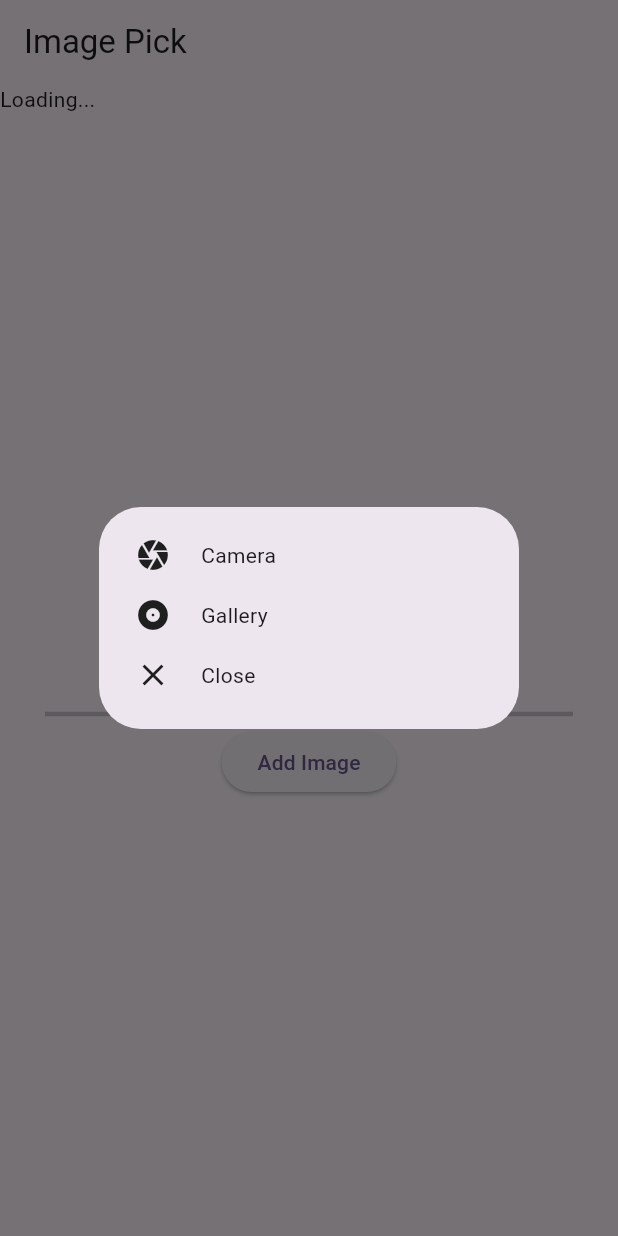
After one commit to 1613-kg/firsttask, a Flutter app: the screen it shows after launch, after a tap on "Add Image", on a phone screen of 412 x 824 dp. The commit adds this screen. Run offline on Flutter 3.47's test engine with Material 2 defaults, Android fonts, the phone set to English and light mode, and no system bars; our stand-ins replace fluttertoast, image_picker.

Commit message:
imagePicker

```diff
--- /dev/null
+++ b/lib/Day2/ImagePicker/screens/image_home_screen.dart
@@ -0,0 +1,112 @@
+import 'dart:io';
+
+import 'package:flutter/material.dart';
+import 'package:image_picker/image_picker.dart';
+
+class imagePick extends StatefulWidget {
+  imagePick({super.key});
+
+  @override
+  State<imagePick> createState() => _imagePickState();
+}
+
+class _imagePickState extends State<imagePick> {
+  File? img;
+  void pickImage(ImageSource src, BuildContext context) async {
+    final image = await ImagePicker().pickImage(source: src);
+    if (image != null) {
+      setState(() {
+        img = File(image.path);
+      });
+    }
+  }
+
+  showDialogOpt(BuildContext context) {
+    return showDialog(
+        context: context,
+        builder: (context) => SimpleDialog(
+              children: [
+                SimpleDialogOption(
+                  onPressed: () {
+                    pickImage(ImageSource.camera, context);
+                    Navigator.pop(context);
+                  },
+                  child: Row(
+                    children: [
+                      Icon(Icons.camera),
+                      SizedBox(
+                        width: 20,
+                      ),
+                      Text("Camera"),
+                    ],
+                  ),
+                ),
+                SimpleDialogOption(
+                  onPressed: () {
+                    pickImage(ImageSource.gallery, context);
+                    Navigator.pop(context);
+                  },
+                  child: Row(
+                    children: [
+                      Icon(Icons.album),
+                      SizedBox(
+                        width: 20,
+                      ),
+                      Text("Gallery"),
+                    ],
+                  ),
+                ),
+                SimpleDialogOption(
+                  onPressed: () {
+                    Navigator.pop(context);
+                  },
+                  child: Row(
+                    children: [
+                      Icon(Icons.close),
+                      SizedBox(
+                        width: 20,
+                      ),
+                      Text("Close"),
+                    ],
+                  ),
+                )
+              ],
+            ));
+  }
+
+  @override
+  Widget build(BuildContext context) {
+    return Scaffold(
+      appBar: AppBar(
+        title: Text("Image Pick"),
+      ),
+      body: Center(
+        child: Column(
+          children: [
+            SizedBox(
+              width: MediaQuery.of(context).size.width,
+              height: MediaQuery.of(context).size.height / 2,
+              child: (img == null)
+                  ? Text("Loading...")
+                  : Image.file(
+                      img!,
+                      fit: BoxFit.cover,
+                    ),
+            ),
+            Divider(
+              thickness: 3,
+              endIndent: 30,
+              indent: 30,
+            ),
+            ElevatedButton(
+              child: Text("Add Image"),
+              onPressed: () {
+                showDialogOpt(context);
+              },
+            ),
+          ],
+        ),
+      ),
+    );
+  }
+}
--- a/lib/main.dart
+++ b/lib/main.dart
@@ -1,5 +1,7 @@
 import 'package:firsttask/Day1/screens/navigate.dart';
 import 'package:firsttask/Day2/DataPassing/Screens/screenA.dart';
+import 'package:firsttask/Day2/ImagePicker/screens/image_home_screen.dart';
+import 'package:firsttask/Day2/ToastIntegration/Screens/toastScreen.dart';
 import 'package:flutter/material.dart';
 
 import 'Day1/screens/bottom.dart';
@@ -20,7 +22,7 @@ class MyApp extends StatelessWidget {
         useMaterial3: true,
       ),
       debugShowCheckedModeBanner: false,
-      home: screenA(text: "From Main"),
+      home: imagePick(),
     );
   }
 }
--- a/pubspec.yaml
+++ b/pubspec.yaml
@@ -32,9 +32,12 @@ dependencies:
     sdk: flutter
 
 
+
   # The following adds the Cupertino Icons font to your application.
   # Use with the CupertinoIcons class for iOS style icons.
   cupertino_icons: ^1.0.2
+  fluttertoast: ^8.2.2
+  image_picker: ^0.8.9
 
 dev_dependencies:
   flutter_test:
```
Also changed, not shown: lib/Day2/ToastIntegration/Screens/toastScreen.dart (added, +62 -0 lines), lib/Day2/ToastIntegration/widget/customToast.dart (added, +26 -0 lines), pubspec.lock, 5 other files.
